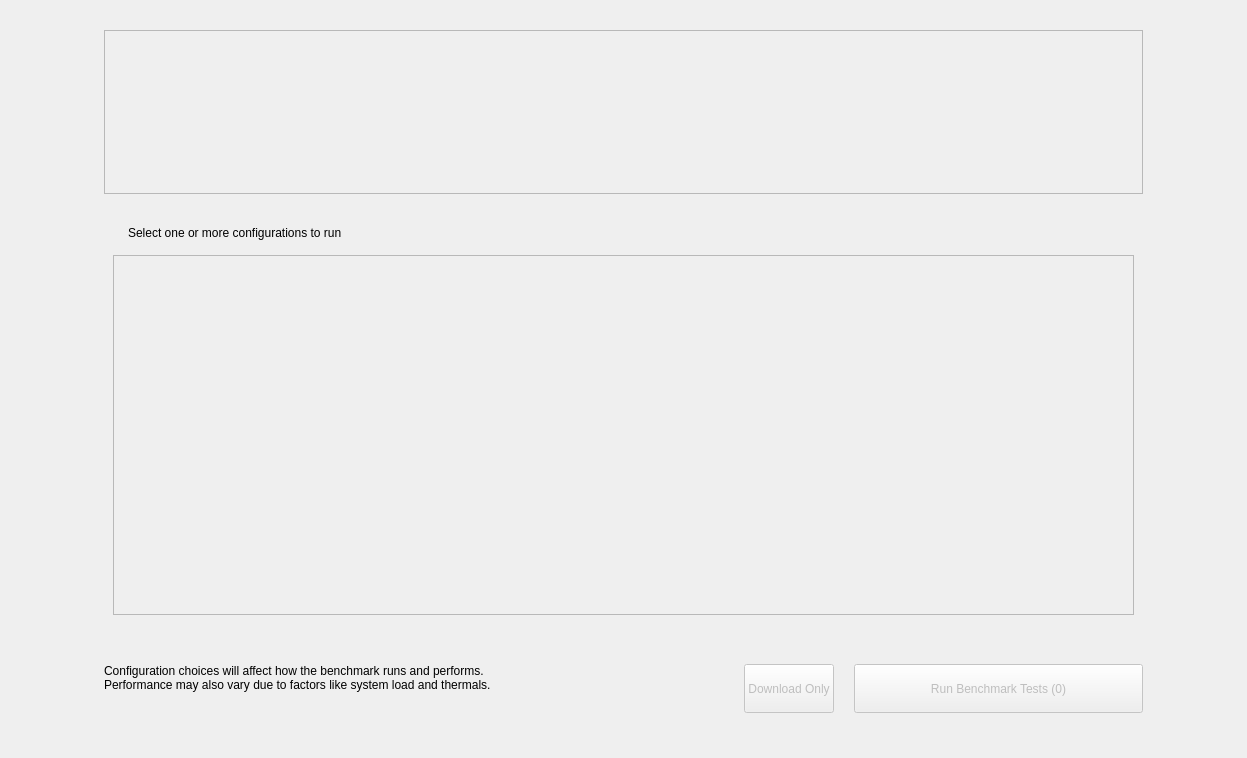
First picture: the form in src/gui/ui/start_page.ui, repository mlcommons/mlperf_client, before the edit.
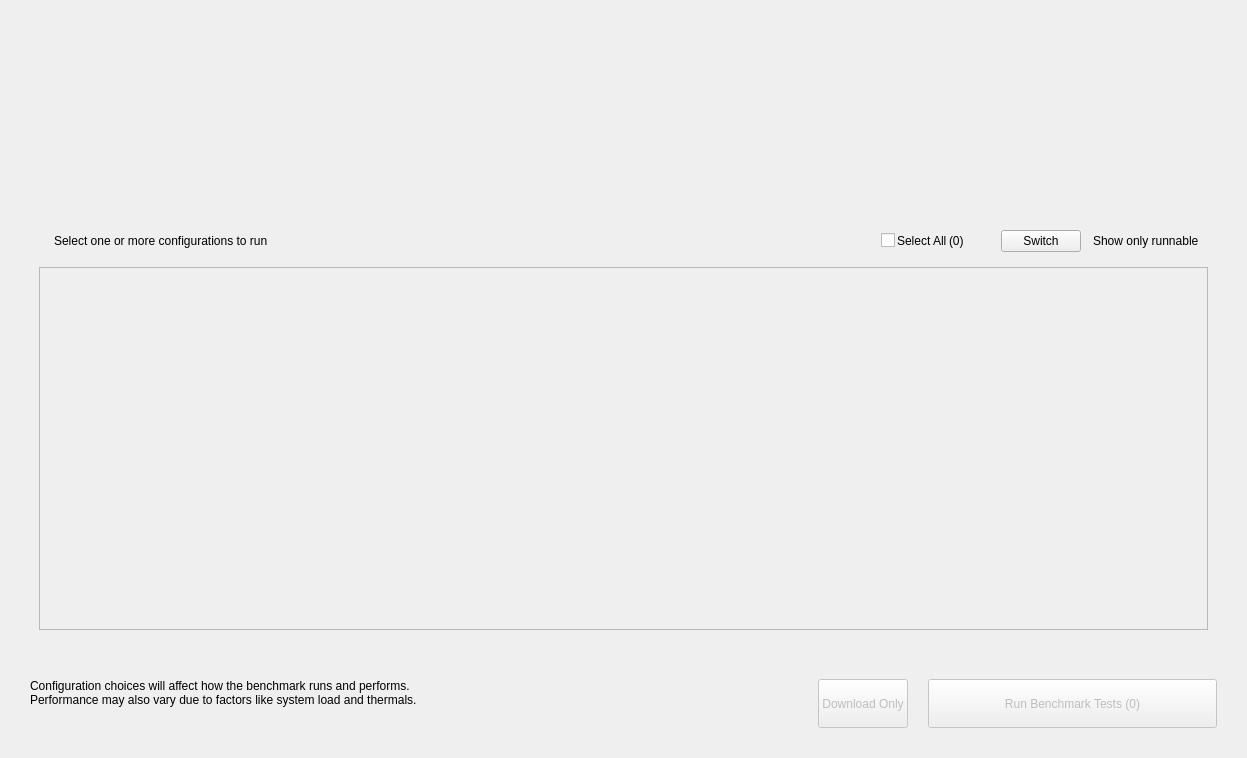
Second picture: the form after the edit. Custom widgets are drawn as their Qt base class.

The edit to the form file:
```diff
--- a/src/gui/ui/start_page.ui
+++ b/src/gui/ui/start_page.ui
@@ -21,50 +21,19 @@
     <number>20</number>
    </property>
    <property name="leftMargin">
-    <number>104</number>
+    <number>30</number>
    </property>
    <property name="topMargin">
     <number>30</number>
    </property>
    <property name="rightMargin">
-    <number>104</number>
+    <number>30</number>
    </property>
    <property name="bottomMargin">
-    <number>45</number>
+    <number>30</number>
    </property>
    <item>
-    <widget class="QScrollArea" name="system_information_scroll_area">
-     <property name="enabled">
-      <bool>true</bool>
-     </property>
-     <property name="widgetResizable">
-      <bool>true</bool>
-     </property>
-     <widget class="QWidget" name="sys_scroll_content">
-      <property name="geometry">
-       <rect>
-        <x>0</x>
-        <y>0</y>
-        <width>1037</width>
-        <height>156</height>
-       </rect>
-      </property>
-      <layout class="QHBoxLayout" name="sys_info_frame_h_layout">
-       <property name="leftMargin">
-        <number>0</number>
-       </property>
-       <property name="topMargin">
-        <number>0</number>
-       </property>
-       <property name="rightMargin">
-        <number>0</number>
-       </property>
-       <property name="bottomMargin">
-        <number>0</number>
-       </property>
-      </layout>
-     </widget>
-    </widget>
+    <widget class="SystemInformationWidget" name="system_information_widget" native="true"/>
    </item>
    <item>
     <widget class="QWidget" name="ep_widgets_container" native="true">
@@ -74,7 +43,7 @@
        <height>200</height>
       </size>
      </property>
-     <layout class="QVBoxLayout" name="verticalLayout_2">
+     <layout class="QVBoxLayout" name="verticalLayout_2" stretch="0,1">
       <property name="topMargin">
        <number>0</number>
       </property>
@@ -96,11 +65,76 @@
          <number>9</number>
         </property>
         <item>
-         <widget class="QLabel" name="select_configs_label">
-          <property name="text">
-           <string>Select one or more configurations to run</string>
-          </property>
-         </widget>
+         <layout class="QHBoxLayout" name="horizontalLayout_2">
+          <item>
+           <widget class="QLabel" name="select_configs_label">
+            <property name="text">
+             <string>Select one or more configurations to run</string>
+            </property>
+           </widget>
+          </item>
+          <item>
+           <spacer name="horizontalSpacer_2">
+            <property name="orientation">
+             <enum>Qt::Orientation::Horizontal</enum>
+            </property>
+            <property name="sizeHint" stdset="0">
+             <size>
+              <width>40</width>
+              <height>20</height>
+             </size>
+            </property>
+           </spacer>
+          </item>
+          <item>
+           <layout class="QHBoxLayout" name="horizontalLayout_3">
+            <property name="spacing">
+             <number>2</number>
+            </property>
+            <item>
+             <widget class="QCheckBox" name="select_all_box">
+              <property name="text">
+               <string/>
+              </property>
+             </widget>
+            </item>
+            <item>
+             <widget class="QLabel" name="select_all_label">
+              <property name="text">
+               <string>Select All</string>
+              </property>
+             </widget>
+            </item>
+            <item>
+             <widget class="QLabel" name="select_all_number_label">
+              <property name="minimumSize">
+               <size>
+                <width>40</width>
+                <height>0</height>
+               </size>
+              </property>
+              <property name="text">
+               <string>(0)</string>
+              </property>
+             </widget>
+            </item>
+           </layout>
+          </item>
+          <item>
+           <widget class="ToggleButton" name="show_only_runnable_switch">
+            <property name="text">
+             <string>Switch</string>
+            </property>
+           </widget>
+          </item>
+          <item>
+           <widget class="QLabel" name="show_only_runnable_label">
+            <property name="text">
+             <string>Show only runnable</string>
+            </property>
+           </widget>
+          </item>
+         </layout>
         </item>
        </layout>
       </item>
@@ -114,8 +148,8 @@
           <rect>
            <x>0</x>
            <y>0</y>
-           <width>1019</width>
-           <height>342</height>
+           <width>1167</width>
+           <height>341</height>
           </rect>
          </property>
          <layout class="QVBoxLayout" name="eps_v_layout">
@@ -219,6 +253,19 @@
    </item>
   </layout>
  </widget>
+ <customwidgets>
+  <customwidget>
+   <class>SystemInformationWidget</class>
+   <extends>QWidget</extends>
+   <header>widgets/system_information_widget.h</header>
+   <container>1</container>
+  </customwidget>
+  <customwidget>
+   <class>ToggleButton</class>
+   <extends>QPushButton</extends>
+   <header>ui/widgets/toggle_button.h</header>
+  </customwidget>
+ </customwidgets>
  <resources/>
  <connections/>
 </ui>
```
